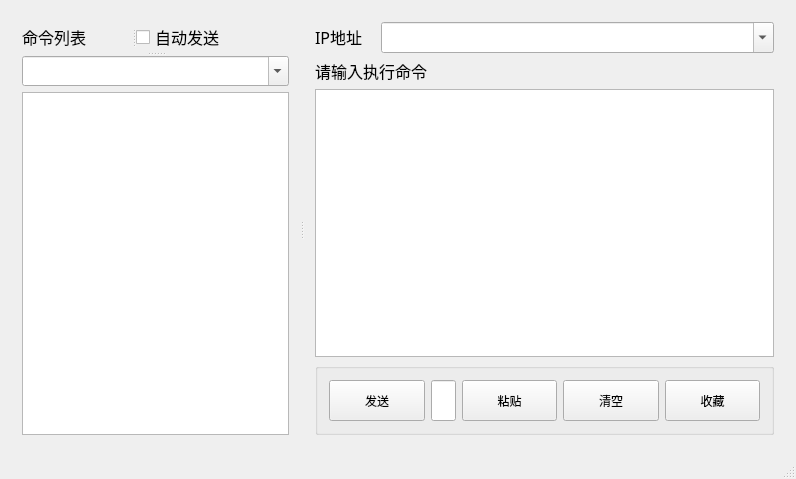
Old version of the form cmdServer/mainwindow.ui in the repository weilaidb/execCmd.
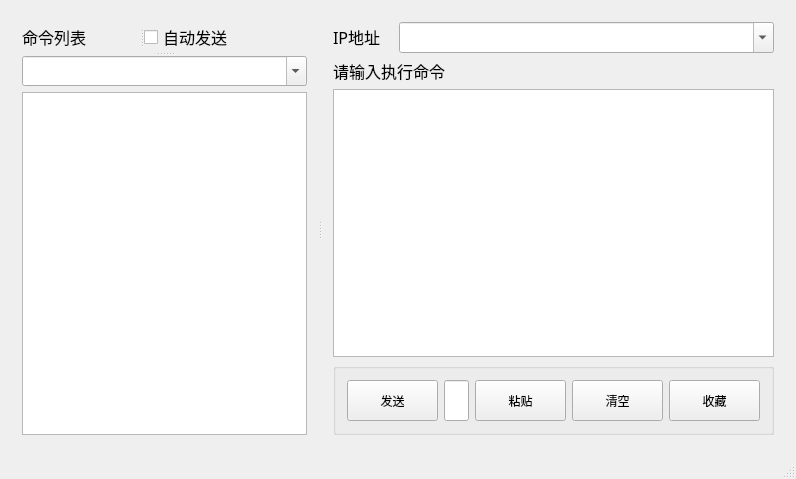
New version of the form.

What changed in the file:
```diff
--- a/cmdServer/mainwindow.ui
+++ b/cmdServer/mainwindow.ui
@@ -211,7 +211,7 @@
             <widget class="QPushButton" name="pushButton_connect">
              <property name="minimumSize">
               <size>
-               <width>91</width>
+               <width>60</width>
                <height>41</height>
               </size>
              </property>
@@ -252,7 +252,7 @@
             <widget class="QPushButton" name="pushButton_paste">
              <property name="minimumSize">
               <size>
-               <width>91</width>
+               <width>60</width>
                <height>41</height>
               </size>
              </property>
@@ -271,7 +271,7 @@
             <widget class="QPushButton" name="pushButton_clear">
              <property name="minimumSize">
               <size>
-               <width>91</width>
+               <width>60</width>
                <height>41</height>
               </size>
              </property>
@@ -288,9 +288,15 @@
            </item>
            <item>
             <widget class="QPushButton" name="pushButton_collect">
+             <property name="sizePolicy">
+              <sizepolicy hsizetype="Fixed" vsizetype="Fixed">
+               <horstretch>0</horstretch>
+               <verstretch>0</verstretch>
+              </sizepolicy>
+             </property>
              <property name="minimumSize">
               <size>
-               <width>91</width>
+               <width>60</width>
                <height>41</height>
               </size>
              </property>
```
